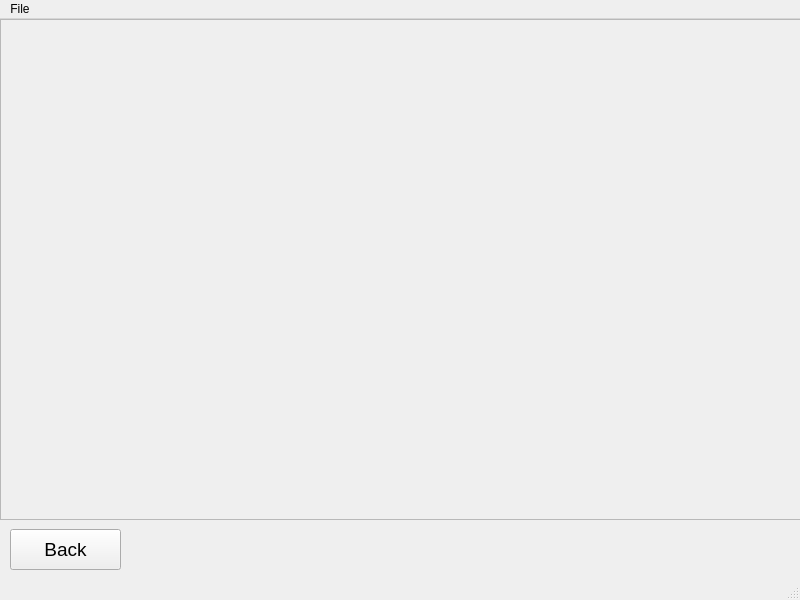
Azanguru/CS4076-Project, file mainwindow.ui: the form before one commit.
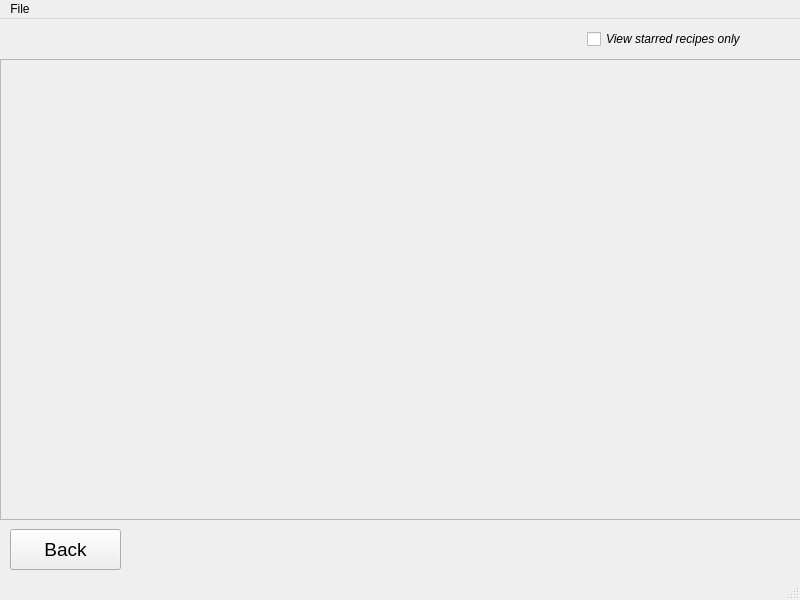
The form after the commit. The open tabs and pages were chosen to show the change.

Commit message: Tidied up view recipe UI and added view starred

Patch:
```diff
--- a/mainwindow.ui
+++ b/mainwindow.ui
@@ -123,9 +123,9 @@
       <property name="geometry">
        <rect>
         <x>0</x>
-        <y>0</y>
+        <y>40</y>
         <width>801</width>
-        <height>501</height>
+        <height>461</height>
        </rect>
       </property>
       <property name="widgetResizable">
@@ -137,7 +137,7 @@
          <x>0</x>
          <y>0</y>
          <width>799</width>
-         <height>499</height>
+         <height>459</height>
         </rect>
        </property>
        <widget class="QWidget" name="gridLayoutWidget_2">
@@ -171,6 +171,24 @@
        <string>Back</string>
       </property>
      </widget>
+     <widget class="QCheckBox" name="vrViewStarred">
+      <property name="geometry">
+       <rect>
+        <x>587</x>
+        <y>10</y>
+        <width>181</width>
+        <height>20</height>
+       </rect>
+      </property>
+      <property name="font">
+       <font>
+        <italic>true</italic>
+       </font>
+      </property>
+      <property name="text">
+       <string>View starred recipes only</string>
+      </property>
+     </widget>
     </widget>
     <widget class="QWidget" name="filterSearch"/>
     <widget class="QWidget" name="viewIngredients">
```
Left out of the diff: 2 changed lines with no effect on the pictures. The commit also changes 2 other files.
